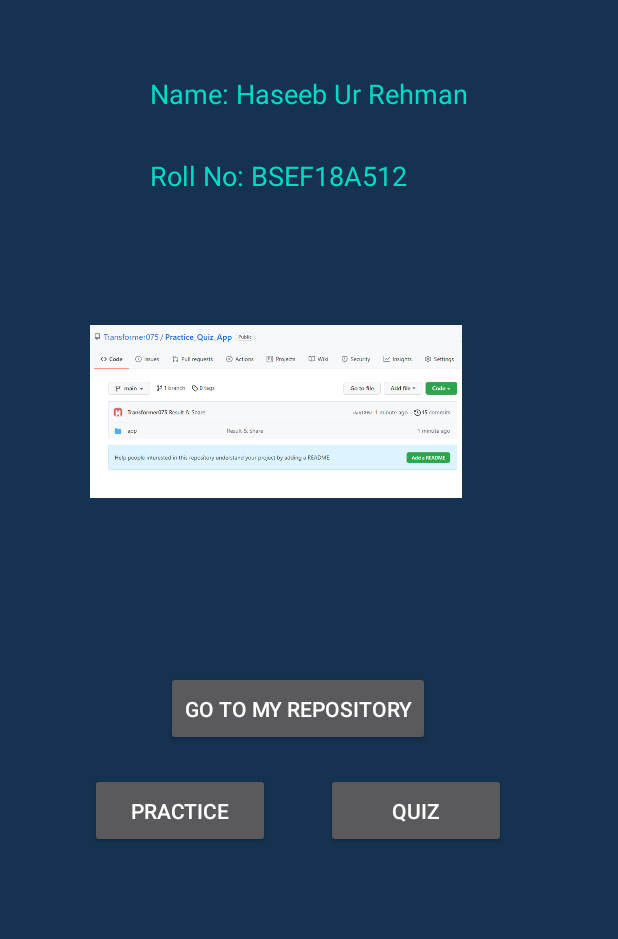
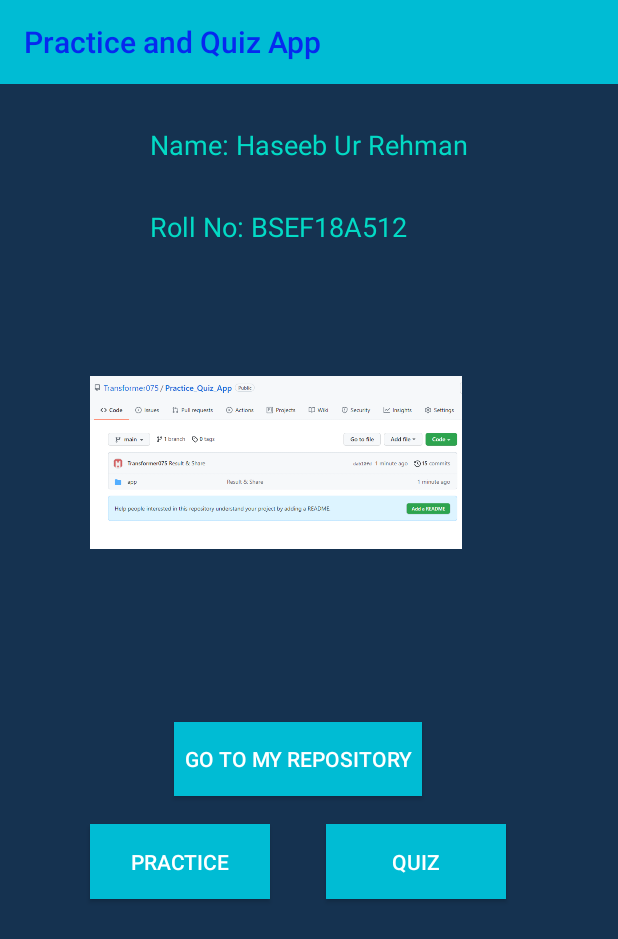
Before and after one commit to Transformer075/Practice_Quiz_App, an Android app: the screen it shows after launch (FirstActivity), on a phone screen of 412 x 824 dp. Shown: the top 939 px of the screen. Run offline under Robolectric (Android 15) with nearby library versions, the phone set to English and light mode, and no system bars.

Commit message:
AppBar Title Changed

```diff
--- a/app/src/main/res/layout/activity_first.xml
+++ b/app/src/main/res/layout/activity_first.xml
@@ -7,18 +7,32 @@
     android:background="#153250"
     tools:context=".FirstActivity">
 
+    <androidx.appcompat.widget.Toolbar
+        android:id="@+id/toolbar"
+        android:layout_width="match_parent"
+        android:layout_height="wrap_content"
+        android:background="#00BCD4"
+        android:minHeight="?attr/actionBarSize"
+        android:theme="?attr/actionBarTheme"
+        app:layout_constraintEnd_toEndOf="parent"
+        app:layout_constraintHorizontal_bias="1.0"
+        app:layout_constraintStart_toStartOf="parent"
+        app:layout_constraintTop_toTopOf="parent"
+        app:title="Practice and Quiz App"
+        app:titleTextColor="#0629EF" />
+
     <TextView
         android:id="@+id/textViewName"
         android:layout_width="wrap_content"
         android:layout_height="wrap_content"
         android:layout_marginStart="100dp"
-        android:layout_marginTop="50dp"
+        android:layout_marginTop="28dp"
         android:shadowColor="#3042AA"
         android:text="@string/textViewName"
         android:textColor="@color/teal_200"
         android:textSize="18dp"
         app:layout_constraintStart_toStartOf="parent"
-        app:layout_constraintTop_toTopOf="parent" />
+        app:layout_constraintTop_toBottomOf="@+id/toolbar" />
 
     <TextView
         android:id="@+id/textViewRollNo"
@@ -46,6 +60,7 @@
         android:layout_width="120dp"
         android:layout_height="50dp"
         android:layout_marginTop="116dp"
+        android:background="#00BCD4"
         android:text="@string/secondActivity"
         app:layout_constraintEnd_toEndOf="parent"
         app:layout_constraintHorizontal_bias="0.206"
@@ -56,6 +71,7 @@
         android:id="@+id/btn_thirdActivity"
         android:layout_width="120dp"
         android:layout_height="50dp"
+        android:background="#00BCD4"
         android:text="@string/thirdActivity"
         app:layout_constraintEnd_toEndOf="parent"
         app:layout_constraintHorizontal_bias="0.335"
@@ -64,9 +80,10 @@
 
     <Button
         android:id="@+id/btn_repo"
-        android:layout_width="wrap_content"
-        android:layout_height="50dp"
+        android:layout_width="165dp"
+        android:layout_height="49dp"
         android:layout_marginTop="48dp"
+        android:background="#00BCD4"
         android:text="@string/btn_repo"
         app:layout_constraintEnd_toEndOf="@+id/btn_thirdActivity"
         app:layout_constraintStart_toStartOf="@+id/btn_secondActivity"
```
